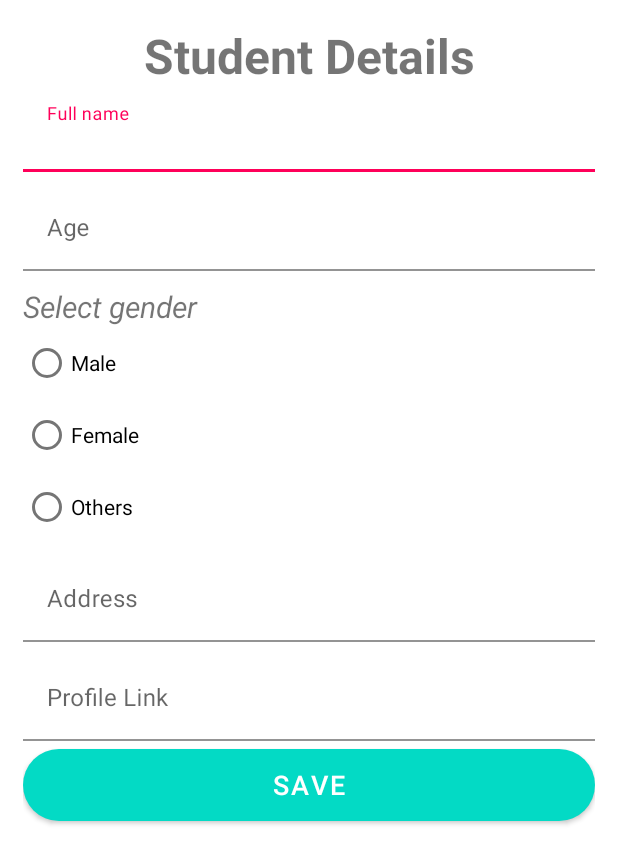
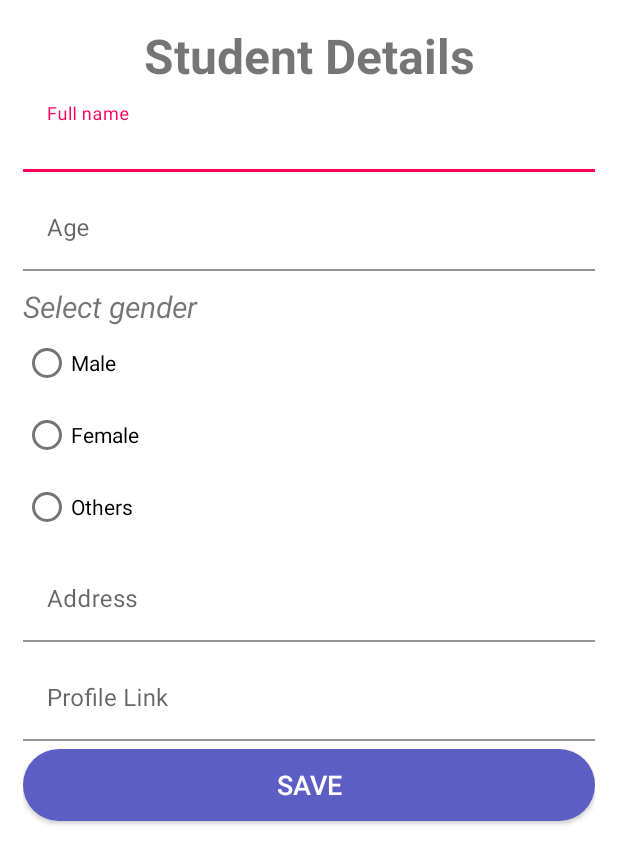
Before and after one commit to illumi-ni/Week6Assignment1, an Android app: the fragment AddStudentFragment shown on its own in the app's theme, on a phone screen of 412 x 824 dp. Shown: the top 864 px of the screen. Run offline under Robolectric (Android 15) with nearby library versions, the phone set to English and light mode, and no system bars; 1 statement that could not run was skipped.

Commit message:
code opmization

```diff
--- a/app/src/main/java/com/ujjallamichhane/week6assignment1/ui/aboutus/AboutUsFragment.kt
+++ b/app/src/main/java/com/ujjallamichhane/week6assignment1/ui/aboutus/AboutUsFragment.kt
@@ -14,6 +14,7 @@ import androidx.lifecycle.Observer
 import androidx.lifecycle.ViewModelProvider
 import com.google.android.material.snackbar.Snackbar
 import com.ujjallamichhane.week6assignment1.R
+import com.ujjallamichhane.week6assignment1.ui.home.HomeViewModel
 
 
 class AboutUsFragment : Fragment() {
@@ -25,6 +26,9 @@ class AboutUsFragment : Fragment() {
             container: ViewGroup?,
             savedInstanceState: Bundle?
     ): View? {
+        notificationsViewModel =
+                ViewModelProvider(this).get(AboutUsViewModel::class.java)
+
         val root = inflater.inflate(R.layout.fragment_about_us, container, false)
 
         val webView: WebView = root.findViewById(R.id.webView)
--- a/app/src/main/java/com/ujjallamichhane/week6assignment1/ui/addstudent/AddStudentFragment.kt
+++ b/app/src/main/java/com/ujjallamichhane/week6assignment1/ui/addstudent/AddStudentFragment.kt
@@ -16,6 +16,7 @@ import com.google.android.material.textfield.TextInputEditText
 import com.ujjallamichhane.week6assignment1.HomeActivity
 import com.ujjallamichhane.week6assignment1.R
 import com.ujjallamichhane.week6assignment1.model.Student
+import com.ujjallamichhane.week6assignment1.ui.home.HomeViewModel
 
 
 class AddStudentFragment : Fragment() {
@@ -40,6 +41,9 @@ class AddStudentFragment : Fragment() {
             container: ViewGroup?,
             savedInstanceState: Bundle?
     ): View? {
+        dashboardViewModel =
+                ViewModelProvider(this).get(AddStudentViewModel::class.java)
+
         val root = inflater.inflate(R.layout.fragment_add_student, container, false)
         etFullname = root.findViewById(R.id.etFullname)
         etAge = root.findViewById(R.id.etAge)
@@ -53,6 +57,7 @@ class AddStudentFragment : Fragment() {
 
         dashboardViewModel.text.observe(viewLifecycleOwner, Observer {
             lstUser = (activity as HomeActivity).lstUser
+
             radioGroupGender.setOnCheckedChangeListener { radioGroup, i ->
                 when (i) {
                     R.id.rdoMale -> {
--- a/app/src/main/java/com/ujjallamichhane/week6assignment1/ui/home/HomeFragment.kt
+++ b/app/src/main/java/com/ujjallamichhane/week6assignment1/ui/home/HomeFragment.kt
@@ -25,6 +25,8 @@ class HomeFragment : Fragment() {
             container: ViewGroup?,
             savedInstanceState: Bundle?
     ): View? {
+        homeViewModel =
+                ViewModelProvider(this).get(HomeViewModel::class.java)
         val view = inflater.inflate(R.layout.fragment_home, container, false)
         recyclerViewUser = view.findViewById(R.id.recyclerViewUser)
 
--- a/app/src/main/res/drawable/round_button.xml
+++ b/app/src/main/res/drawable/round_button.xml
@@ -1,7 +1,7 @@
 <?xml version="1.0" encoding="utf-8"?>
 <shape xmlns:android="http://schemas.android.com/apk/res/android"
     android:shape="rectangle">
-    <solid android:color="@color/white" />
+    <solid android:color="#ff5d5ec4"/>
     <corners
         android:bottomLeftRadius="200dp"
         android:bottomRightRadius="200dp"
--- a/app/src/main/res/layout/activity_main.xml
+++ b/app/src/main/res/layout/activity_main.xml
@@ -47,11 +47,12 @@
             android:inputType="textPassword" />
     </com.google.android.material.textfield.TextInputLayout>
 
-    <Button
+    <android.widget.Button
         android:id="@+id/btnLogin"
         android:layout_width="match_parent"
         android:layout_height="wrap_content"
         android:layout_marginTop="50dp"
+        android:textColor="@color/white"
         android:background="@drawable/round_button"
         android:text="login"
         android:textSize="18sp" />
--- a/app/src/main/res/layout/fragment_add_student.xml
+++ b/app/src/main/res/layout/fragment_add_student.xml
@@ -109,12 +109,13 @@
             android:maxLines="1" />
     </com.google.android.material.textfield.TextInputLayout>
 
-    <Button
+    <android.widget.Button
         android:id="@+id/btnSave"
         android:layout_width="match_parent"
         android:layout_height="wrap_content"
         android:layout_marginTop="5dp"
         android:background="@drawable/round_button"
         android:text="Save"
+        android:textColor="@color/white"
         android:textSize="18sp" />
 </LinearLayout>
```
